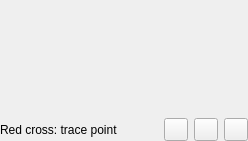
First picture: the form in app/ui/generated/editors/tool_library_preview.ui, repository MaestroFusion360/easy_gcode_plot, before the edit.
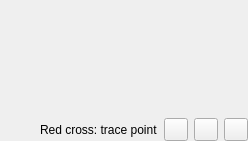
Second picture: the form after the edit. Icons and pictures are not drawn.

The edit to the form file:
```diff
--- a/app/ui/generated/editors/tool_library_preview.ui
+++ b/app/ui/generated/editors/tool_library_preview.ui
@@ -8,8 +8,8 @@
    <item>
     <layout class="QHBoxLayout" name="controlsLayout">
      <property name="leftMargin"><number>0</number></property><property name="topMargin"><number>0</number></property><property name="rightMargin"><number>0</number></property><property name="bottomMargin"><number>0</number></property>
-     <item><widget class="QLabel" name="tracePointLabel"><property name="text"><string>Red cross: trace point</string></property></widget></item>
      <item><spacer name="controlsSpacer"><property name="orientation"><enum>Qt::Orientation::Horizontal</enum></property><property name="sizeHint" stdset="0"><size><width>40</width><height>20</height></size></property></spacer></item>
+     <item><widget class="QLabel" name="tracePointLabel"><property name="text"><string>Red cross: trace point</string></property></widget></item>
      <item><widget class="QToolButton" name="zoomOutButton"><property name="toolTip"><string>Zoom out</string></property><property name="accessibleName"><string>Zoom out</string></property><property name="icon"><iconset resource="../../../resources/files_res.qrc"><normaloff>:/resource/icons/minus-16.png</normaloff></iconset></property><property name="iconSize"><size><width>16</width><height>16</height></size></property></widget></item>
      <item><widget class="QToolButton" name="fitButton"><property name="toolTip"><string>Fit preview</string></property><property name="accessibleName"><string>Fit preview</string></property><property name="icon"><iconset resource="../../../resources/files_res.qrc"><normaloff>:/resource/icons/fit-screen.png</normaloff></iconset></property><property name="iconSize"><size><width>16</width><height>16</height></size></property></widget></item>
      <item><widget class="QToolButton" name="zoomInButton"><property name="toolTip"><string>Zoom in</string></property><property name="accessibleName"><string>Zoom in</string></property><property name="icon"><iconset resource="../../../resources/files_res.qrc"><normaloff>:/resource/icons/plus-16.png</normaloff></iconset></property><property name="iconSize"><size><width>16</width><height>16</height></size></property></widget></item>
```
